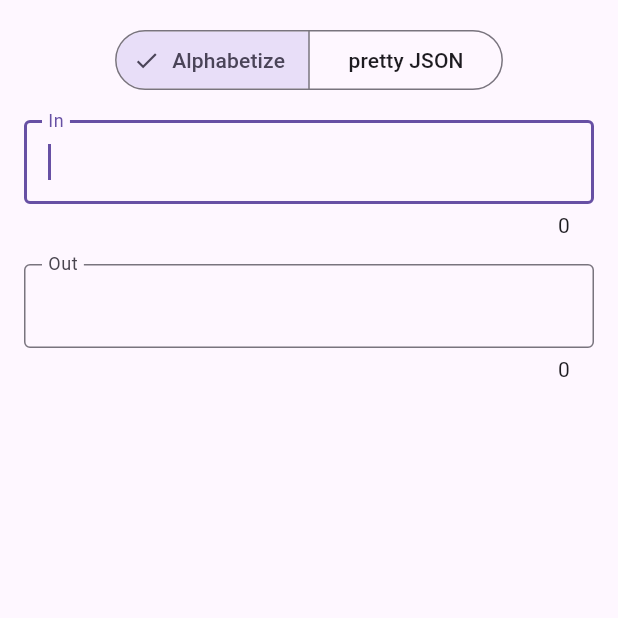
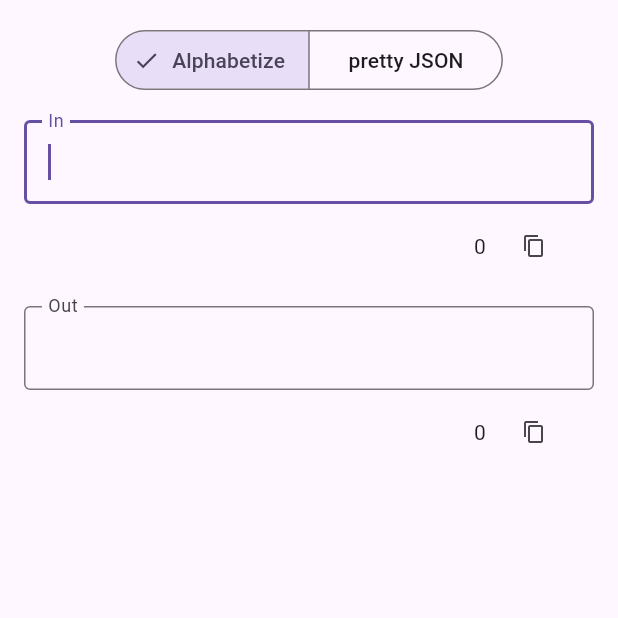
Before and after one commit to akaiser/fmtr, a Flutter app: the screen it shows after launch, on a phone screen of 412 x 824 dp, the top half of it. Run offline on Flutter 3.47's test engine with Material 3 defaults, Android fonts, the phone set to English and light mode, and no system bars.

Commit message:
add copy to clipboard

```diff
--- a/lib/_version.dart
+++ b/lib/_version.dart
@@ -1,2 +1,2 @@
 // Generated code. Do not modify.
-const packageVersion = '1.0.0';
+const packageVersion = '1.0.1';
--- a/lib/components/input_text_field.dart
+++ b/lib/components/input_text_field.dart
@@ -1,4 +1,5 @@
 import 'package:flutter/material.dart';
+import 'package:fmtr/components/text_field_footer.dart';
 
 class InputTextField extends StatelessWidget {
   const InputTextField({
@@ -26,7 +27,7 @@ class InputTextField extends StatelessWidget {
     ),
     child: ValueListenableBuilder(
       valueListenable: valueNotifier,
-      builder: (_, valueText, _) => Text('${valueText.length}'),
+      builder: (_, valueText, _) => TextFieldFooter(valueText),
     ),
   );
 }
--- a/lib/components/output_text_field.dart
+++ b/lib/components/output_text_field.dart
@@ -1,4 +1,5 @@
 import 'package:flutter/material.dart';
+import 'package:fmtr/components/text_field_footer.dart';
 
 class OutputTextField extends StatelessWidget {
   const OutputTextField(this.notifier);
@@ -16,7 +17,7 @@ class OutputTextField extends StatelessWidget {
         border: const OutlineInputBorder(),
         labelText: 'Out',
         floatingLabelBehavior: FloatingLabelBehavior.always,
-        counter: Text('${value.length}'),
+        counter: TextFieldFooter(value),
       ),
     ),
   );
--- /dev/null
+++ b/lib/components/text_field_footer.dart
@@ -0,0 +1,40 @@
+import 'package:flutter/material.dart';
+import 'package:flutter/services.dart';
+import 'package:fmtr/utils/build_context_ext.dart';
+
+class TextFieldFooter extends StatelessWidget {
+  const TextFieldFooter(this.text);
+
+  final String text;
+
+  @override
+  Widget build(BuildContext context) => Row(
+    spacing: 8,
+    mainAxisAlignment: MainAxisAlignment.end,
+    children: [
+      Text('${text.length}'),
+      _CopyButton(text),
+    ],
+  );
+}
+
+class _CopyButton extends StatelessWidget {
+  const _CopyButton(this.text);
+
+  final String text;
+
+  @override
+  Widget build(BuildContext context) => IconButton(
+    icon: const Icon(Icons.copy, size: 16),
+    padding: EdgeInsets.zero,
+    constraints: const BoxConstraints(),
+    onPressed: () async {
+      await Clipboard.setData(ClipboardData(text: text));
+      if (context.mounted) {
+        context.showSnackBar(
+          const SnackBar(content: Text('Text copied to clipboard')),
+        );
+      }
+    },
+  );
+}
--- a/lib/utils/build_context_ext.dart
+++ b/lib/utils/build_context_ext.dart
@@ -2,4 +2,7 @@ import 'package:flutter/material.dart';
 
 extension BuildContextExt on BuildContext {
   Size get screenSize => MediaQuery.sizeOf(this);
+
+  void showSnackBar(SnackBar snackBar) =>
+      ScaffoldMessenger.of(this).showSnackBar(snackBar);
 }
--- a/pubspec.yaml
+++ b/pubspec.yaml
@@ -1,7 +1,7 @@
 name: fmtr
 description: "Sort, format, transform etc."
 publish_to: "none"
-version: 1.0.0
+version: 1.0.1
 
 environment:
   sdk: ^3.9.0
```
Also changed, not shown: 3 other files.
